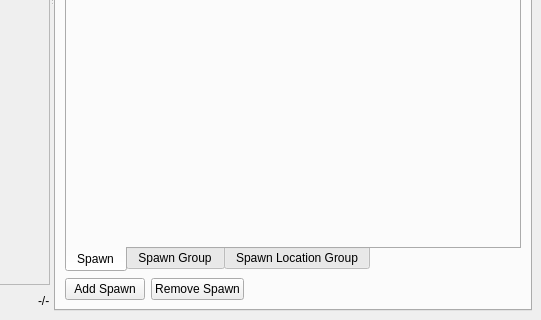
Old version of the form tools/cathedral/ui/ZoneWindow.ui in the repository comphack/comp_hack; both pictures show x 459 to 1000 and y 350 to 670 of the 1000 by 670 pixel window.
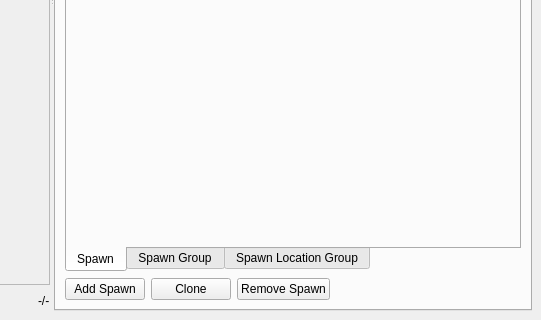
New version of the form. The open tabs and pages were chosen to show the change. Custom widgets are drawn as their Qt base class.

Commit message: Spawn object cloning

```diff
--- a/tools/cathedral/ui/ZoneWindow.ui
+++ b/tools/cathedral/ui/ZoneWindow.ui
@@ -864,6 +864,13 @@
              </property>
             </widget>
            </item>
+           <item>
+            <widget class="QPushButton" name="cloneSpawn">
+             <property name="text">
+              <string>Clone</string>
+             </property>
+            </widget>
+           </item>
            <item>
             <widget class="QPushButton" name="removeSpawn">
              <property name="text">
```
Left out of the diff: 2 changed lines with no effect on the pictures. The commit also changes 2 other files.
